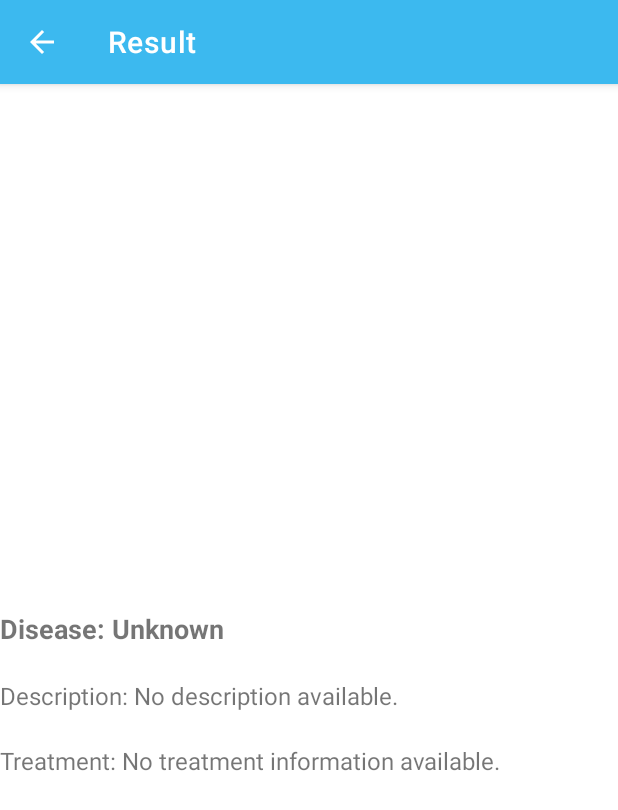
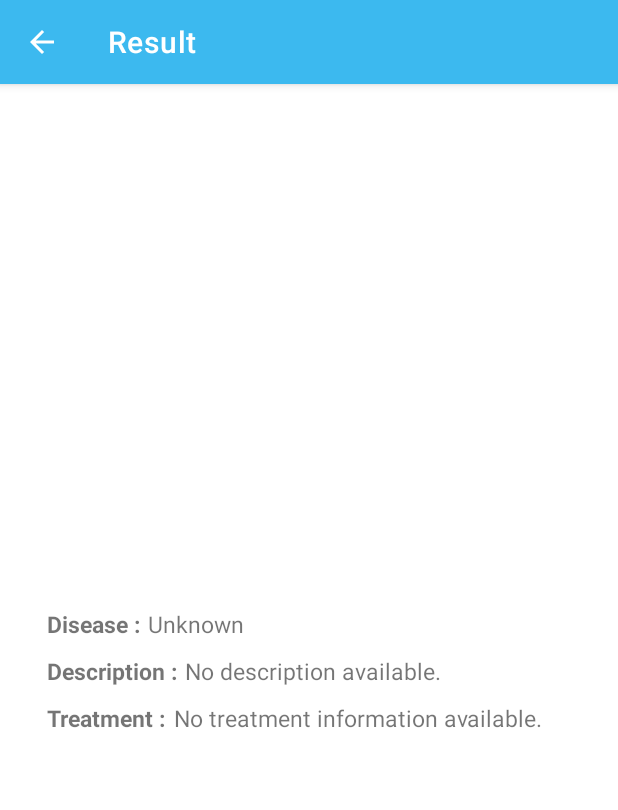
Before and after one commit to Carol-Health/MD, an Android app: the ResultActivity screen opened directly, with no data from a screen before it, on a phone screen of 412 x 824 dp. Shown: the top 810 px of the screen. Run offline under Robolectric (Android 15) with nearby library versions, the phone set to English and light mode, and no system bars; pictures from the network do not load.

Commit message:
Merapihkan Halaman Result.

```diff
--- a/app/src/main/java/com/example/carol/view/main/ResultActivity.kt
+++ b/app/src/main/java/com/example/carol/view/main/ResultActivity.kt
@@ -27,9 +27,9 @@ class ResultActivity : AppCompatActivity() {
         val treatment = intent.getStringExtra("treatment") ?: "No treatment information available."
         val imageUriString = intent.getStringExtra("imageUri")
 
-        diseaseNameTextView.text = "Disease: $diseaseName"
-        descriptionTextView.text = "Description: $description"
-        treatmentTextView.text = "Treatment: $treatment"
+        diseaseNameTextView.text = diseaseName
+        descriptionTextView.text = description
+        treatmentTextView.text = treatment
 
         if (!imageUriString.isNullOrEmpty()) {
             val imageUri = Uri.parse(imageUriString)
--- a/app/src/main/res/layout/activity_result.xml
+++ b/app/src/main/res/layout/activity_result.xml
@@ -34,40 +34,98 @@
             app:layout_constraintEnd_toEndOf="parent"
             app:layout_constraintHeight_percent="0.4" />
 
-        <TextView
-            android:id="@+id/diseaseNameTextView"
+        <LinearLayout
+            android:id="@+id/diseaseSection"
             android:layout_width="0dp"
             android:layout_height="wrap_content"
-            android:layout_marginTop="21dp"
-            android:text="@string/disease"
-            android:textSize="18sp"
-            android:textStyle="bold"
+            android:layout_marginTop="20dp"
+            android:layout_marginStart="16dp"
+            android:layout_marginEnd="16dp"
+            android:orientation="horizontal"
             app:layout_constraintTop_toBottomOf="@id/resultImageView"
             app:layout_constraintStart_toStartOf="parent"
-            app:layout_constraintEnd_toEndOf="parent" />
+            app:layout_constraintEnd_toEndOf="parent">
 
-        <TextView
-            android:id="@+id/descriptionTextView"
+            <TextView
+                android:id="@+id/diseaseLabel"
+                android:layout_width="wrap_content"
+                android:layout_height="wrap_content"
+                android:layout_marginStart="15dp"
+                android:text="@string/disease_label"
+                android:textSize="15sp"
+                android:textStyle="bold" />
+
+            <TextView
+                android:id="@+id/diseaseNameTextView"
+                android:layout_width="wrap_content"
+                android:layout_height="wrap_content"
+                android:layout_marginStart="5dp"
+                android:text="@string/disease"
+                android:textSize="15sp"
+                android:justificationMode="inter_word" />
+        </LinearLayout>
+
+        <LinearLayout
+            android:id="@+id/descriptionSection"
             android:layout_width="0dp"
             android:layout_height="wrap_content"
-            android:layout_marginTop="21dp"
-            android:text="@string/description"
-            android:textSize="16sp"
-            app:layout_constraintEnd_toEndOf="parent"
-            app:layout_constraintHorizontal_bias="0.0"
+            android:layout_marginTop="10dp"
+            android:layout_marginStart="16dp"
+            android:layout_marginEnd="16dp"
+            android:orientation="horizontal"
+            app:layout_constraintTop_toBottomOf="@id/diseaseSection"
             app:layout_constraintStart_toStartOf="parent"
-            app:layout_constraintTop_toBottomOf="@id/diseaseNameTextView" />
+            app:layout_constraintEnd_toEndOf="parent">
 
-        <TextView
-            android:id="@+id/treatmentTextView"
+            <TextView
+                android:id="@+id/descriptionLabel"
+                android:layout_width="wrap_content"
+                android:layout_height="wrap_content"
+                android:layout_marginStart="15dp"
+                android:text="@string/description_label"
+                android:textSize="15sp"
+                android:textStyle="bold" />
+
+            <TextView
+                android:id="@+id/descriptionTextView"
+                android:layout_width="wrap_content"
+                android:layout_height="wrap_content"
+                android:layout_marginStart="5dp"
+                android:text="@string/description"
+                android:textSize="15sp"
+                android:justificationMode="inter_word" />
+        </LinearLayout>
+
+        <LinearLayout
+            android:id="@+id/treatmentSection"
             android:layout_width="0dp"
             android:layout_height="wrap_content"
-            android:layout_marginTop="21dp"
-            android:text="@string/treatment"
-            android:textSize="16sp"
-            app:layout_constraintTop_toBottomOf="@id/descriptionTextView"
+            android:layout_marginTop="10dp"
+            android:layout_marginStart="16dp"
+            android:layout_marginEnd="16dp"
+            android:orientation="horizontal"
+            app:layout_constraintTop_toBottomOf="@id/descriptionSection"
             app:layout_constraintStart_toStartOf="parent"
-            app:layout_constraintEnd_toEndOf="parent" />
+            app:layout_constraintEnd_toEndOf="parent">
+
+            <TextView
+                android:id="@+id/treatmentLabel"
+                android:layout_width="wrap_content"
+                android:layout_height="wrap_content"
+                android:layout_marginStart="15dp"
+                android:text="@string/treatment_label"
+                android:textSize="15sp"
+                android:textStyle="bold" />
+
+            <TextView
+                android:id="@+id/treatmentTextView"
+                android:layout_width="wrap_content"
+                android:layout_height="wrap_content"
+                android:layout_marginStart="5dp"
+                android:text="@string/treatment"
+                android:textSize="15sp"
+                android:justificationMode="inter_word" />
+        </LinearLayout>
 
     </androidx.constraintlayout.widget.ConstraintLayout>
 </ScrollView>
--- a/app/src/main/res/values/strings.xml
+++ b/app/src/main/res/values/strings.xml
@@ -10,10 +10,13 @@
     <string name="login_image_description">Login Image</string>
 
     <string name="result">Result</string>
-    <string name="disease">Disease : </string>
+    <string name="disease_label">Disease : </string>
+    <string name="disease">Disease</string>
     <string name="result_image">Result Image</string>
-    <string name="description">Description : </string>
-    <string name="treatment">Treatment : </string>
+    <string name="description_label">Description : </string>
+    <string name="description">Description</string>
+    <string name="treatment_label">Treatment : </string>
+    <string name="treatment">Treatment</string>
 
     <string name="title_signup_page">Lengkapi data dirimu</string>
     <string name="name">Nama</string>
```
